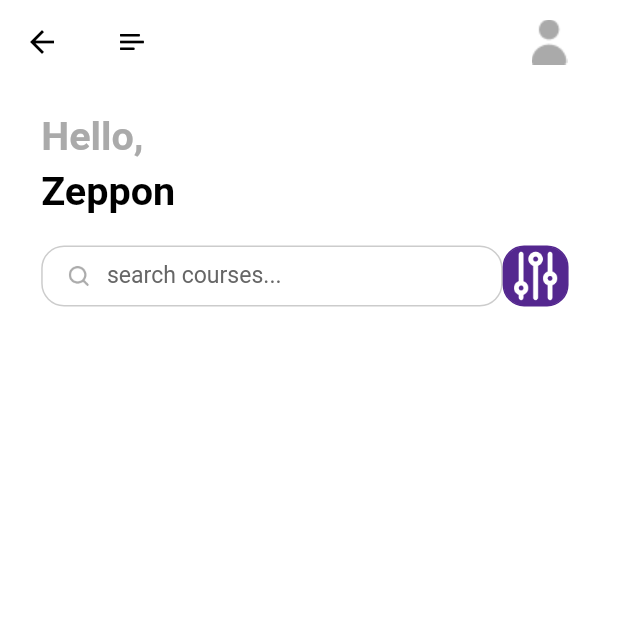
After one commit to Ronnybest/easylearning_flutter, a Flutter app: the HomePage screen opened directly, on a phone screen of 412 x 824 dp, the top half of it. The commit adds this screen. Run offline on Flutter 3.47's test engine with Material 2 defaults, Android fonts, the phone set to English and light mode, and no system bars; our stand-ins replace cloud_firestore, dots_indicator, firebase_auth, firebase_core, flutter_bloc, flutter_screenutil and 3 more; accounts and stored records are empty; Roboto replaces fonts that are missing (Avenir).

Commit message:
Home page initial design

```diff
--- a/lib/main.dart
+++ b/lib/main.dart
@@ -18,6 +18,7 @@
     return MultiBlocProvider(
       providers: [...AppPages.allBlocProviders(context)],
       child: ScreenUtilInit(
+        designSize: const Size(375, 812),
         builder: (context, child) => MaterialApp(
           debugShowCheckedModeBanner: false,
           onGenerateRoute: AppPages.GenerateRouteSettings,
--- a/lib/pages/application/application_widgets.dart
+++ b/lib/pages/application/application_widgets.dart
@@ -1,5 +1,6 @@
 // ignore_for_file: prefer_const_constructors
 
+import 'package:easylearning/pages/home/home_page.dart';
 import 'package:flutter/material.dart';
 import 'package:flutter_screenutil/flutter_screenutil.dart';
 
@@ -7,7 +8,7 @@
 
 Widget buildPage(int index) {
   List<Widget> _widgets = [
-    Center(child: Text("Hello")),
+    const HomePage(),
     Center(child: Text("Search")),
     Center(child: Text("Courses")),
     Center(child: Text("Chat")),
--- /dev/null
+++ b/lib/pages/home/home_page.dart
@@ -0,0 +1,43 @@
+import 'package:easylearning/common/values/colors.dart';
+import 'package:flutter/material.dart';
+import 'package:flutter_screenutil/flutter_screenutil.dart';
+import 'widgets/home_page_widgets.dart';
+
+class HomePage extends StatefulWidget {
+  const HomePage({super.key});
+
+  @override
+  State<HomePage> createState() => _HomePageState();
+}
+
+class _HomePageState extends State<HomePage> {
+  @override
+  Widget build(BuildContext context) {
+    return Scaffold(
+      backgroundColor: Colors.white,
+      appBar: buildAppBar(),
+      body: Container(
+        margin: EdgeInsets.symmetric(vertical: 0, horizontal: 25.w),
+        child: Column(
+          crossAxisAlignment: CrossAxisAlignment.start,
+          children: [
+            buildText(
+              text: "Hello,",
+              color: AppColors.primaryThreeElementText,
+              top: 20,
+            ),
+            buildText(
+              text: "Zeppon",
+              color: AppColors.primaryText,
+              top: 5,
+            ),
+            SizedBox(
+              height: 20.h,
+            ),
+            buildSearchView(),
+          ],
+        ),
+      ),
+    );
+  }
+}
--- /dev/null
+++ b/lib/pages/home/widgets/home_page_widgets.dart
@@ -0,0 +1,131 @@
+import 'package:easylearning/common/values/colors.dart';
+import 'package:flutter/material.dart';
+import 'package:flutter_screenutil/flutter_screenutil.dart';
+
+AppBar buildAppBar() {
+  return AppBar(
+    title: Container(
+      margin: EdgeInsets.only(left: 7.w, right: 7.w),
+      child: Row(
+        mainAxisAlignment: MainAxisAlignment.spaceBetween,
+        children: [
+          SizedBox(
+            width: 15.w,
+            height: 12.h,
+            child: Image.asset("assets/icons/menu.png"),
+          ),
+          GestureDetector(
+            child: Container(
+              width: 40.w,
+              height: 40.h,
+              decoration: const BoxDecoration(
+                  image: DecorationImage(
+                image: AssetImage("assets/icons/person.png"),
+              )),
+            ),
+          ),
+        ],
+      ),
+    ),
+  );
+}
+
+// reusable text widget
+Widget buildText(
+    {required String text, required Color color, required double top}) {
+  return Container(
+    margin: EdgeInsets.only(top: top.h),
+    child: Text(
+      text,
+      style: TextStyle(
+        color: color,
+        fontSize: 24.sp,
+        fontWeight: FontWeight.bold,
+      ),
+    ),
+  );
+}
+
+Widget buildSearchView() {
+  return Container(
+    child: Row(children: [
+      Container(
+        width: 280.w,
+        height: 40.h,
+        decoration: BoxDecoration(
+          color: AppColors.primaryBackground,
+          borderRadius: BorderRadius.circular(15.h),
+          border: Border.all(color: AppColors.primaryFourElementText),
+        ),
+        child: Row(
+          children: [
+            Container(
+              margin: EdgeInsets.only(left: 15.h),
+              width: 16.w,
+              height: 16.w,
+              child: Image.asset("assets/icons/search.png"),
+            ),
+            Container(
+              width: 245.w,
+              height: 35.h,
+              //color: Colors.red.withOpacity(.5),
+              child: TextField(
+                //textAlignVertical: TextAlignVertical.bottom,
+                keyboardType: TextInputType.multiline,
+                autocorrect: false,
+                obscureText: false,
+                decoration: const InputDecoration(
+                  contentPadding: EdgeInsets.fromLTRB(10, 5, 0, 5),
+                  hintText: "search courses...",
+                  border: OutlineInputBorder(
+                    borderSide: BorderSide(
+                      color: Colors.transparent,
+                    ),
+                  ),
+                  enabledBorder: OutlineInputBorder(
+                    borderSide: BorderSide(
+                      color: Colors.transparent,
+                    ),
+                  ),
+                  disabledBorder: OutlineInputBorder(
+                    borderSide: BorderSide(
+                      color: Colors.transparent,
+                    ),
+                  ),
+                  focusedBorder: OutlineInputBorder(
+                    borderSide: BorderSide(
+                      color: Colors.transparent,
+                    ),
+                  ),
+                  hintStyle: TextStyle(
+                    color: AppColors.primarySecondaryElementText,
+                  ),
+                ),
+                style: TextStyle(
+                  color: AppColors.primaryText,
+                  fontFamily: "Avenir",
+                  fontWeight: FontWeight.normal,
+                  fontSize: 14.sp,
+                ),
+              ),
+            ),
+          ],
+        ),
+      ),
+      GestureDetector(
+        child: Container(
+          width: 40.w,
+          height: 40.h,
+          decoration: BoxDecoration(
+            color: AppColors.primaryElement,
+            borderRadius: BorderRadius.all(
+              Radius.circular(13.w),
+            ),
+            border: Border.all(color: AppColors.primaryElement),
+          ),
+          child: Image.asset("assets/icons/options.png"),
+        ),
+      ),
+    ]),
+  );
+}
```
